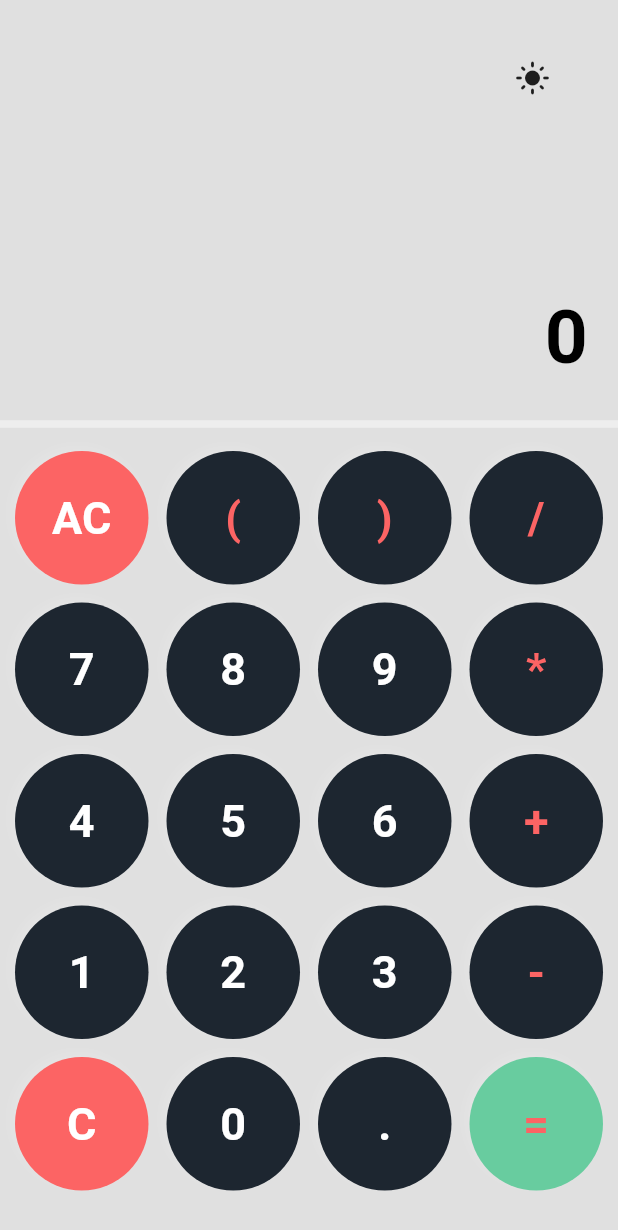
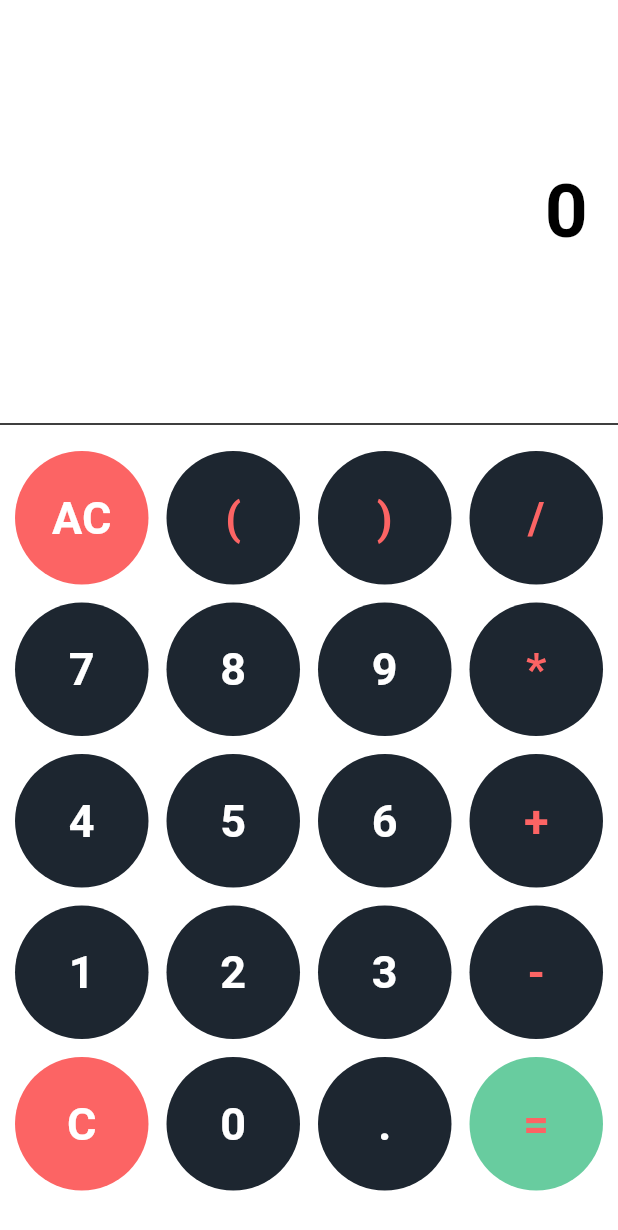
Before and after one commit to jinheng0301/Calculator, a Flutter app: the screen it shows after launch, on a phone screen of 412 x 824 dp. Shown: the top 1230 px of the screen. Run offline on Flutter 3.47's test engine with Material 3 defaults, Android fonts, the phone set to English and light mode, and no system bars; our stand-ins replace math_expressions.

Commit message:
modify the UI

```diff
--- a/calculator/lib/main.dart
+++ b/calculator/lib/main.dart
@@ -1,8 +1,5 @@
-import 'package:calculator/functions/functions.dart';
-import 'package:calculator/mode_exchange/lightAndDark.dart';
 import 'package:calculator/mode_exchange/theme/dark_theme.dart';
 import 'package:calculator/mode_exchange/theme/light_theme.dart';
-import 'package:calculator/mode_exchange/theme/dark_theme.dart';
 import 'package:calculator/mode_exchange/theme/theme_provider.dart';
 import 'package:calculator/screens/calculator_screen.dart';
 import 'package:flutter/material.dart';
@@ -27,8 +24,6 @@ class MyApp extends StatelessWidget {
       theme: lightTheme,
       darkTheme: darkTheme,
       home: Calculator(),
-      // home: HomePage(),
-      // theme: Provider.of<ThemeProvider>(context).themeData,
     );
   }
 }
--- a/calculator/lib/mode_exchange/lightAndDark.dart
+++ b/calculator/lib/mode_exchange/lightAndDark.dart
@@ -1,5 +1,5 @@
-import 'package:calculator/mode_exchange/components/box.dart';
-import 'package:calculator/mode_exchange/components/button.dart';
+import 'package:calculator/widgets/box.dart';
+import 'package:calculator/widgets/button.dart';
 import 'package:calculator/mode_exchange/theme/theme_provider.dart';
 import 'package:flutter/material.dart';
 import 'package:provider/provider.dart';
--- a/calculator/lib/screens/calculator_screen.dart
+++ b/calculator/lib/screens/calculator_screen.dart
@@ -1,12 +1,6 @@
 import 'package:calculator/functions/functions.dart';
-import 'package:calculator/mode_exchange/components/button.dart';
-import 'package:calculator/mode_exchange/theme/theme_provider.dart';
 import 'package:calculator/models/button_list.dart';
 import 'package:flutter/material.dart';
-import 'package:math_expressions/math_expressions.dart';
-import 'package:provider/provider.dart';
-import 'package:calculator/mode_exchange/theme/light_theme.dart';
-import 'package:calculator/mode_exchange/theme/dark_theme.dart';
 
 String userInput = '';
 String result = '0';
@@ -20,15 +14,11 @@ class _CalculatorState extends State<Calculator> {
   @override
   Widget build(BuildContext context) {
     return Scaffold(
-      body: Consumer<ThemeProvider>(
-        builder: (context, themeProvider, child) {
-          ThemeData theme = Theme.of(context); // Get the current theme
-          return Scaffold(
-            backgroundColor: theme.colorScheme.background,
       body: SafeArea(
         child: Column(
           children: [
-                  SizedBox(
+            Container(
+              padding: EdgeInsets.only(bottom: 10),
               height: MediaQuery.of(context).size.height / 3,
               child: Column(
                 crossAxisAlignment: CrossAxisAlignment.end,
@@ -36,18 +26,8 @@ class _CalculatorState extends State<Calculator> {
                   SizedBox(
                     height: 10,
                   ),
-                        Container(
-                          margin: EdgeInsets.only(right: 15),
-                          child: MyButton(
-                            onTap: () {
-                              print('light mode');
-                              Provider.of<ThemeProvider>(context, listen: false)
-                                  .toggleTheme();
-                            },
-                            color: theme.colorScheme.background,
-                          ),
-                        ),
-                        // do the light and dark conversion
+
+                  // display the user input
                   Container(
                     margin: EdgeInsets.only(right: 10),
                     padding: EdgeInsets.all(20),
@@ -56,11 +36,11 @@ class _CalculatorState extends State<Calculator> {
                       userInput,
                       style: TextStyle(
                         fontSize: 32,
-                              color: theme.textTheme.bodyLarge
-                                  ?.color, // Use theme's text color
                       ),
                     ),
                   ),
+
+                  // display result in the screen
                   Container(
                     margin: EdgeInsets.only(right: 10),
                     padding: EdgeInsets.all(10),
@@ -69,7 +49,6 @@ class _CalculatorState extends State<Calculator> {
                       result,
                       style: TextStyle(
                         fontSize: 50,
-                              color: theme.textTheme.headlineSmall?.color,
                         fontWeight: FontWeight.bold,
                       ),
                     ),
@@ -77,10 +56,10 @@ class _CalculatorState extends State<Calculator> {
                 ],
               ),
             ),
-                  Divider(
-                    color: theme.primaryColor,
-                    thickness: 5,
-                  ),
+
+            Divider(),
+
+            // the button to press
             Expanded(
               child: Container(
                 padding: EdgeInsets.all(10),
@@ -99,9 +78,6 @@ class _CalculatorState extends State<Calculator> {
             ),
           ],
         ),
-            ),
-          );
-        },
       ),
     );
   }
--- a/calculator/lib/mode_exchange/components/button.dart
+++ b/calculator/lib/widgets/button.dart
@@ -3,7 +3,11 @@ import 'package:flutter/material.dart';
 class MyButton extends StatelessWidget {
   late final Color color;
   late void Function() onTap;
-  MyButton({required this.color, required this.onTap});
+
+  MyButton({
+    required this.color,
+    required this.onTap,
+  });
 
   @override
   Widget build(BuildContext context) {
```
Also changed, not shown: calculator/lib/widgets/custom_button.dart (added, +57 -0 lines), calculator/lib/widgets/box.dart (renamed from calculator/lib/mode_exchange/components/box.dart), calculator/pubspec.lock, 1 other file. Lines whose indentation alone changed are shown as unchanged.
